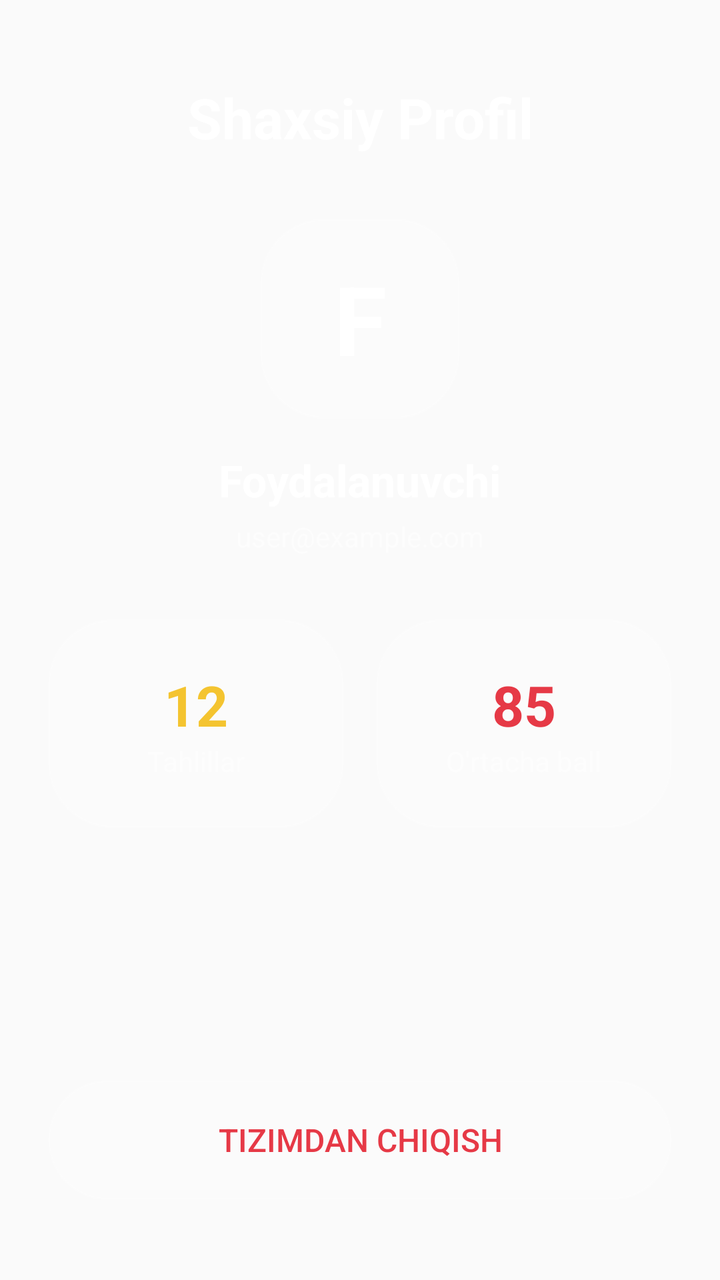
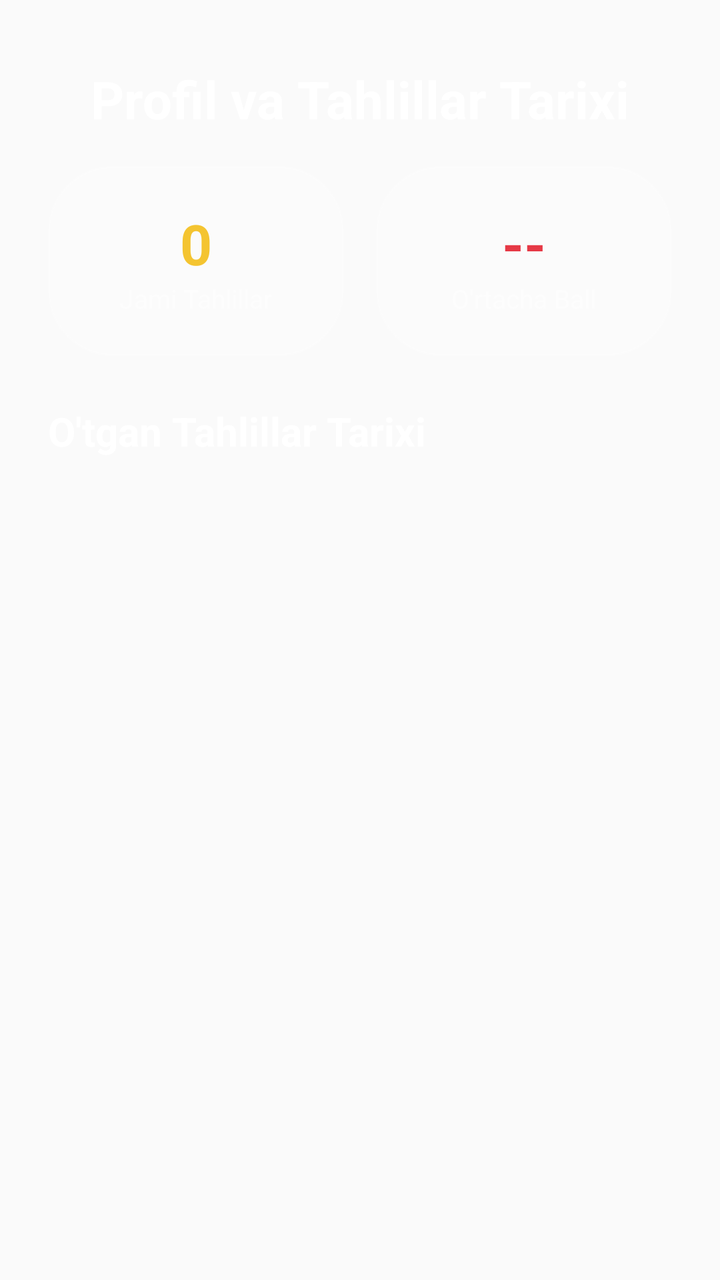

Two renders of the same Android screen: before a commit and after it. Below are the layout's source before the change and the commit's diff.
<!-- AndroidManifest.xml: application theme AppTheme -->
<!-- res/layout/fragment_profile.xml -->
<?xml version="1.0" encoding="utf-8"?>
<androidx.constraintlayout.widget.ConstraintLayout xmlns:android="http://schemas.android.com/apk/res/android"
    xmlns:app="http://schemas.android.com/apk/res-auto"
    android:layout_width="match_parent"
    android:layout_height="match_parent"
    android:padding="24dp">

    <TextView
        android:id="@+id/tv_profile_title"
        android:layout_width="wrap_content"
        android:layout_height="wrap_content"
        android:text="Shaxsiy Profil"
        android:textColor="@color/white"
        android:textSize="28sp"
        android:textStyle="bold"
        app:layout_constraintTop_toTopOf="parent"
        app:layout_constraintStart_toStartOf="parent"
        app:layout_constraintEnd_toEndOf="parent"
        android:layout_marginTop="16dp"/>

    <LinearLayout
        android:id="@+id/layout_user_info"
        android:layout_width="match_parent"
        android:layout_height="wrap_content"
        android:orientation="vertical"
        android:gravity="center"
        app:layout_constraintTop_toBottomOf="@id/tv_profile_title"
        android:layout_marginTop="32dp">

        <TextView
            android:layout_width="100dp"
            android:layout_height="100dp"
            android:text="F"
            android:textSize="48sp"
            android:textStyle="bold"
            android:textColor="@color/white"
            android:gravity="center"
            android:background="@drawable/bg_liquid_glass"
            android:padding="16dp"/>

        <TextView
            android:layout_width="wrap_content"
            android:layout_height="wrap_content"
            android:text="Foydalanuvchi"
            android:textColor="@color/white"
            android:textSize="22sp"
            android:textStyle="bold"
            android:layout_marginTop="16dp"/>

        <TextView
            android:layout_width="wrap_content"
            android:layout_height="wrap_content"
            android:text="user@example.com"
            android:textColor="@color/white_transparent"
            android:textSize="14sp"
            android:layout_marginTop="4dp"/>
    </LinearLayout>

    <LinearLayout
        android:layout_width="match_parent"
        android:layout_height="wrap_content"
        android:orientation="horizontal"
        android:weightSum="2"
        app:layout_constraintTop_toBottomOf="@id/layout_user_info"
        android:layout_marginTop="32dp">

        <LinearLayout
            android:layout_width="0dp"
            android:layout_height="wrap_content"
            android:layout_weight="1"
            android:orientation="vertical"
            android:gravity="center"
            android:background="@drawable/bg_liquid_glass"
            android:padding="24dp"
            android:layout_marginEnd="8dp">

            <TextView
                android:layout_width="wrap_content"
                android:layout_height="wrap_content"
                android:text="12"
                android:textColor="@color/colorAccent"
                android:textSize="28sp"
                android:textStyle="bold"/>

            <TextView
                android:layout_width="wrap_content"
                android:layout_height="wrap_content"
                android:text="Tahlillar"
                android:textColor="@color/white_transparent"
                android:textSize="14sp" />
        </LinearLayout>

        <LinearLayout
            android:layout_width="0dp"
            android:layout_height="wrap_content"
            android:layout_weight="1"
            android:orientation="vertical"
            android:gravity="center"
            android:background="@drawable/bg_liquid_glass"
            android:padding="24dp"
            android:layout_marginStart="8dp">

            <TextView
                android:layout_width="wrap_content"
                android:layout_height="wrap_content"
                android:text="85"
                android:textColor="@color/colorPrimary"
                android:textSize="28sp"
                android:textStyle="bold"/>

            <TextView
                android:layout_width="wrap_content"
                android:layout_height="wrap_content"
                android:text="O'rtacha ball"
                android:textColor="@color/white_transparent"
                android:textSize="14sp" />
        </LinearLayout>
    </LinearLayout>

    <Button
        android:layout_width="match_parent"
        android:layout_height="60dp"
        android:text="Tizimdan chiqish"
        android:textSize="16sp"
        android:background="@drawable/bg_liquid_glass"
        android:textColor="@color/colorPrimary"
        app:layout_constraintBottom_toBottomOf="parent"
        android:layout_marginBottom="16dp"/>

</androidx.constraintlayout.widget.ConstraintLayout>
<!-- resources referenced by this layout -->
<resources>
  <color name="colorAccent">#F4C430</color>
  <color name="colorPrimary">#E63946</color>
  <color name="white">#FFFFFF</color>
  <color name="white_transparent">#80ffffff</color>
  <!-- drawable bg_liquid_glass (drawable) -->
  <?xml version="1.0" encoding="utf-8"?>
  <shape xmlns:android="http://schemas.android.com/apk/res/android"
      android:shape="rectangle">
      <solid android:color="#1AFFFFFF"/> 
      <corners android:radius="32dp"/>
      <stroke android:width="1dp" android:color="#33FFFFFF"/>
  </shape>
  <style name="AppTheme" parent="Theme.AppCompat.Light.DarkActionBar">
          <item name="colorPrimary">#E63946</item>
          <item name="colorPrimaryDark">#0d0403</item>
          <item name="colorAccent">#F4C430</item>
      </style>
</resources>

<!-- the commit's change to res/layout/fragment_profile.xml (unified diff, before → after) -->
@@ -9,122 +9,119 @@
         android:id="@+id/tv_profile_title"
         android:layout_width="wrap_content"
         android:layout_height="wrap_content"
-        android:text="Shaxsiy Profil"
+        android:text="Profil va Tahlillar Tarixi"
         android:textColor="@color/white"
-        android:textSize="28sp"
+        android:textSize="26sp"
         android:textStyle="bold"
         app:layout_constraintTop_toTopOf="parent"
         app:layout_constraintStart_toStartOf="parent"
         app:layout_constraintEnd_toEndOf="parent"
-        android:layout_marginTop="16dp"/>
+        android:layout_marginTop="8dp"/>
 
-    <LinearLayout
-        android:id="@+id/layout_user_info"
+    <ScrollView
         android:layout_width="match_parent"
-        android:layout_height="wrap_content"
-        android:orientation="vertical"
-        android:gravity="center"
+        android:layout_height="0dp"
         app:layout_constraintTop_toBottomOf="@id/tv_profile_title"
-        android:layout_marginTop="32dp">
-
-        <TextView
-            android:layout_width="100dp"
-            android:layout_height="100dp"
-            android:text="F"
-            android:textSize="48sp"
-            android:textStyle="bold"
-            android:textColor="@color/white"
-            android:gravity="center"
-            android:background="@drawable/bg_liquid_glass"
-            android:padding="16dp"/>
-
-        <TextView
-            android:layout_width="wrap_content"
-            android:layout_height="wrap_content"
-            android:text="Foydalanuvchi"
-            android:textColor="@color/white"
-            android:textSize="22sp"
-            android:textStyle="bold"
-            android:layout_marginTop="16dp"/>
-
-        <TextView
-            android:layout_width="wrap_content"
-            android:layout_height="wrap_content"
-            android:text="user@example.com"
-            android:textColor="@color/white_transparent"
-            android:textSize="14sp"
-            android:layout_marginTop="4dp"/>
-    </LinearLayout>
-
-    <LinearLayout
-        android:layout_width="match_parent"
-        android:layout_height="wrap_content"
-        android:orientation="horizontal"
-        android:weightSum="2"
-        app:layout_constraintTop_toBottomOf="@id/layout_user_info"
-        android:layout_marginTop="32dp">
+        app:layout_constraintBottom_toBottomOf="parent"
+        android:scrollbars="none"
+        android:layout_marginTop="16dp">
 
         <LinearLayout
-            android:layout_width="0dp"
+            android:layout_width="match_parent"
             android:layout_height="wrap_content"
-            android:layout_weight="1"
             android:orientation="vertical"
-            android:gravity="center"
-            android:background="@drawable/bg_liquid_glass"
-            android:padding="24dp"
-            android:layout_marginEnd="8dp">
+            android:gravity="center_horizontal">
+
+            
+            <LinearLayout
+                android:layout_width="match_parent"
+                android:layout_height="wrap_content"
+                android:orientation="horizontal"
+                android:weightSum="2"
+                android:layout_marginBottom="24dp">
+
+                <LinearLayout
+                    android:layout_width="0dp"
+                    android:layout_height="wrap_content"
+                    android:layout_weight="1"
+                    android:orientation="vertical"
+                    android:gravity="center"
+                    android:background="@drawable/bg_liquid_glass"
+                    android:padding="20dp"
+                    android:layout_marginEnd="8dp">
+
+                    <TextView
+                        android:id="@+id/tv_history_count"
+                        android:layout_width="wrap_content"
+                        android:layout_height="wrap_content"
+                        android:text="0"
+                        android:textColor="@color/colorAccent"
+                        android:textSize="28sp"
+                        android:textStyle="bold"/>
+
+                    <TextView
+                        android:layout_width="wrap_content"
+                        android:layout_height="wrap_content"
+                        android:text="Jami Tahlillar"
+                        android:textColor="@color/white_transparent"
+                        android:textSize="13sp" />
+                </LinearLayout>
+
+                <LinearLayout
+                    android:layout_width="0dp"
+                    android:layout_height="wrap_content"
+                    android:layout_weight="1"
+                    android:orientation="vertical"
+                    android:gravity="center"
+                    android:background="@drawable/bg_liquid_glass"
+                    android:padding="20dp"
+                    android:layout_marginStart="8dp">
+
+                    <TextView
+                        android:id="@+id/tv_avg_score"
+                        android:layout_width="wrap_content"
+                        android:layout_height="wrap_content"
+                        android:text="--"
+                        android:textColor="@color/colorPrimary"
+                        android:textSize="28sp"
+                        android:textStyle="bold"/>
+
+                    <TextView
+                        android:layout_width="wrap_content"
+                        android:layout_height="wrap_content"
+                        android:text="O'rtacha Ball"
+                        android:textColor="@color/white_transparent"
+                        android:textSize="13sp" />
+                </LinearLayout>
+            </LinearLayout>
 
             <TextView
+                android:layout_width="match_parent"
+                android:layout_height="wrap_content"
+                android:text="O'tgan Tahlillar Tarixi"
+                android:textColor="@color/white"
+                android:textSize="20sp"
+                android:textStyle="bold"
+                android:layout_marginBottom="16dp"/>
+
+            
+            <LinearLayout
+                android:id="@+id/layout_history_list"
+                android:layout_width="match_parent"
+                android:layout_height="wrap_content"
+                android:orientation="vertical" />
+
+            <TextView
+                android:id="@+id/tv_empty_history"
                 android:layout_width="wrap_content"
                 android:layout_height="wrap_content"
-                android:text="12"
-                android:textColor="@color/colorAccent"
-                android:textSize="28sp"
-                android:textStyle="bold"/>
+                android:text="Hali tahlillar bajarilmadi"
+                android:textColor="@color/white_transparent"
+                android:textSize="16sp"
+                android:layout_marginTop="32dp"
+                android:visibility="gone"/>
 
-            <TextView
-                android:layout_width="wrap_content"
-                android:layout_height="wrap_content"
-                android:text="Tahlillar"
-                android:textColor="@color/white_transparent"
-                android:textSize="14sp" />
         </LinearLayout>
-
-        <LinearLayout
-            android:layout_width="0dp"
-            android:layout_height="wrap_content"
-            android:layout_weight="1"
-            android:orientation="vertical"
-            android:gravity="center"
-            android:background="@drawable/bg_liquid_glass"
-            android:padding="24dp"
-            android:layout_marginStart="8dp">
-
-            <TextView
-                android:layout_width="wrap_content"
-                android:layout_height="wrap_content"
-                android:text="85"
-                android:textColor="@color/colorPrimary"
-                android:textSize="28sp"
-                android:textStyle="bold"/>
-
-            <TextView
-                android:layout_width="wrap_content"
-                android:layout_height="wrap_content"
-                android:text="O'rtacha ball"
-                android:textColor="@color/white_transparent"
-                android:textSize="14sp" />
-        </LinearLayout>
-    </LinearLayout>
-
-    <Button
-        android:layout_width="match_parent"
-        android:layout_height="60dp"
-        android:text="Tizimdan chiqish"
-        android:textSize="16sp"
-        android:background="@drawable/bg_liquid_glass"
-        android:textColor="@color/colorPrimary"
-        app:layout_constraintBottom_toBottomOf="parent"
-        android:layout_marginBottom="16dp"/>
+    </ScrollView>
 
 </androidx.constraintlayout.widget.ConstraintLayout>
